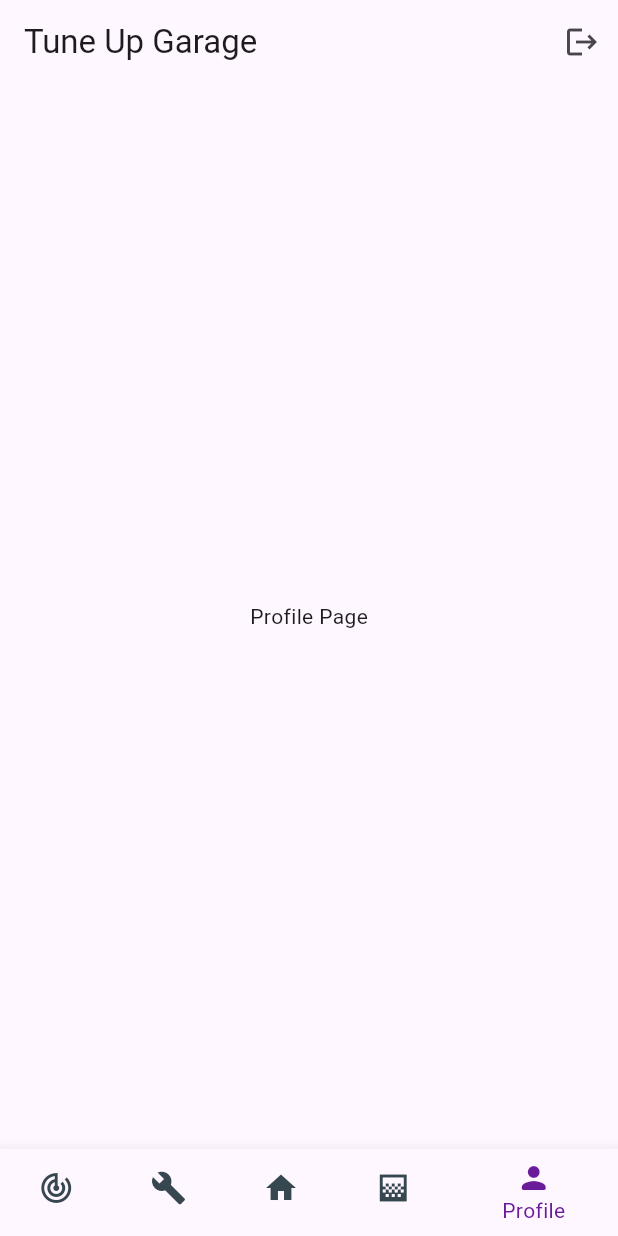
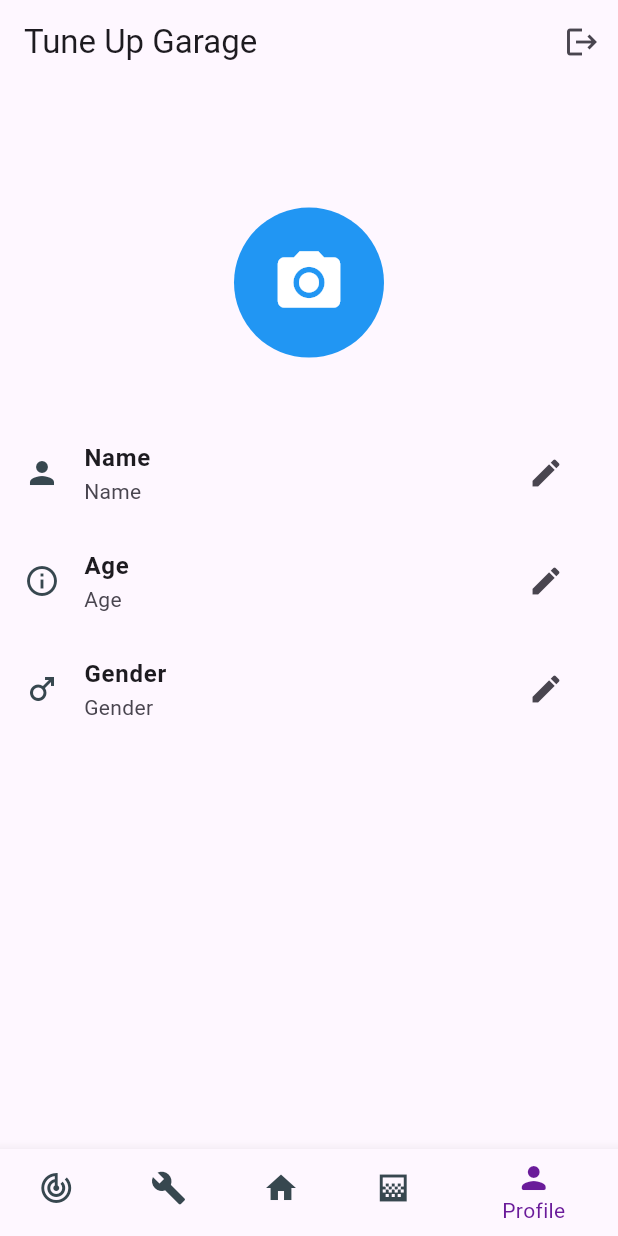
Before and after one commit to zzSleepyCoderzz/Car-Management, a Flutter app: the screen it shows once a user with an empty profile is signed in, swiped to page 5, on a phone screen of 412 x 824 dp. Run offline on Flutter 3.47's test engine with Material 3 defaults, Android fonts, the phone set to English and light mode, and no system bars; our stand-ins replace firebase_auth, firebase_core, go_router, google_sign_in; missing offline and left inert: dart:ffi; accounts and stored records are empty.

Commit message:
Profile Page & Update App Icon

```diff
--- /dev/null
+++ b/lib/components/profile_list_tile.dart
@@ -0,0 +1,84 @@
+import 'package:flutter/material.dart';
+
+class Profile_List_Tile extends StatefulWidget {
+  const Profile_List_Tile({super.key, required this.tileName});
+
+  final String tileName;
+
+  @override
+  State<Profile_List_Tile> createState() => _Profile_List_TileState();
+}
+
+class _Profile_List_TileState extends State<Profile_List_Tile> {
+  @override
+
+  final _formKey = GlobalKey<FormState>();
+
+  var _currentName;
+
+
+  Widget build(BuildContext context) {
+    return ListTile(
+      leading: Icon(widget.tileName == "Name" ? Icons.person: widget.tileName == "Age" ? Icons.info_outline: Icons.male, color: Colors.blueGrey[800]),
+      title: Text(
+        widget.tileName,
+        style: TextStyle(fontWeight: FontWeight.bold),
+      ),
+      subtitle: Text(widget.tileName),
+      trailing: IconButton(
+        icon: Icon(Icons.edit),
+        onPressed: () {
+          showModalBottomSheet<void>(
+            context: context,
+            isScrollControlled: true,
+            builder: (BuildContext context) {
+              return Padding(
+                padding: EdgeInsets.only(
+                  top: 30,
+                  bottom: MediaQuery.of(context).viewInsets.bottom,
+                ),
+                child: Container(
+                  height: MediaQuery.of(context).size.height * 0.3,
+                  child: Form(
+                    key: _formKey,
+                    child: SingleChildScrollView(
+                      child: Column(
+                        mainAxisAlignment: MainAxisAlignment.spaceEvenly,
+                        children: [
+                          Text(
+                            'Update ${widget.tileName}',
+                            style: TextStyle(
+                              fontSize: 20.0,
+                              color: Colors.blueGrey[800],
+                            ),
+                          ),
+                          Padding(
+                            padding: EdgeInsets.fromLTRB(20.0, 0, 20.0, 0.0),
+                            child: TextFormField(
+                              initialValue: widget.tileName,
+                              decoration: InputDecoration(
+                                hintText: widget.tileName,
+                                hintStyle: TextStyle(color: Colors.black),
+                              ),
+                              validator: (val) =>
+                                  val?.length == 0 ? "Please enter a name" : null,
+                              onChanged: (val) {
+                                setState(() {
+                                  _currentName = val;
+                                });
+                              },
+                            ),
+                          ),
+                        ],
+                      ),
+                    ),
+                  ),
+                ),
+              );
+            },
+          );
+        },
+      ),
+    );
+  }
+}
--- a/lib/pages/Profile.dart
+++ b/lib/pages/Profile.dart
@@ -1,5 +1,7 @@
+import 'dart:ffi';
+
+import 'package:car_management/components/profile_list_tile.dart';
 import 'package:flutter/material.dart';
-import 'package:go_router/go_router.dart';
 
 class ProfilePage extends StatefulWidget {
   const ProfilePage({super.key});
@@ -14,9 +16,36 @@ class _ProfilePageState extends State<ProfilePage> {
     return Scaffold(
         body: Center(
       child: Column(
-        mainAxisAlignment: MainAxisAlignment.center,
         children: [
-          const Text('Profile Page'),
+          Padding(
+            padding: EdgeInsets.only(
+              top: MediaQuery.of(context).size.height * 0.1,
+              bottom: MediaQuery.of(context).size.height * 0.05,
+            ),
+            child: Container(
+              width: 100.0,
+              height: 100.0,
+              decoration: BoxDecoration(
+                shape: BoxShape.circle,
+                color: Colors.blue,
+              ),
+              child: Center(
+                child: Icon(
+                  Icons.camera_alt,
+                  color: Colors.white,
+                  size: 50.0,
+                ),
+              ),
+            ),
+          ),
+          //Name
+          Profile_List_Tile(tileName: "Name"),
+
+          //Age
+          Profile_List_Tile(tileName: "Age"),
+
+          //Age
+          Profile_List_Tile(tileName: "Gender"),
         ],
       ),
     ));
```
Also changed, not shown: 5 other files.
